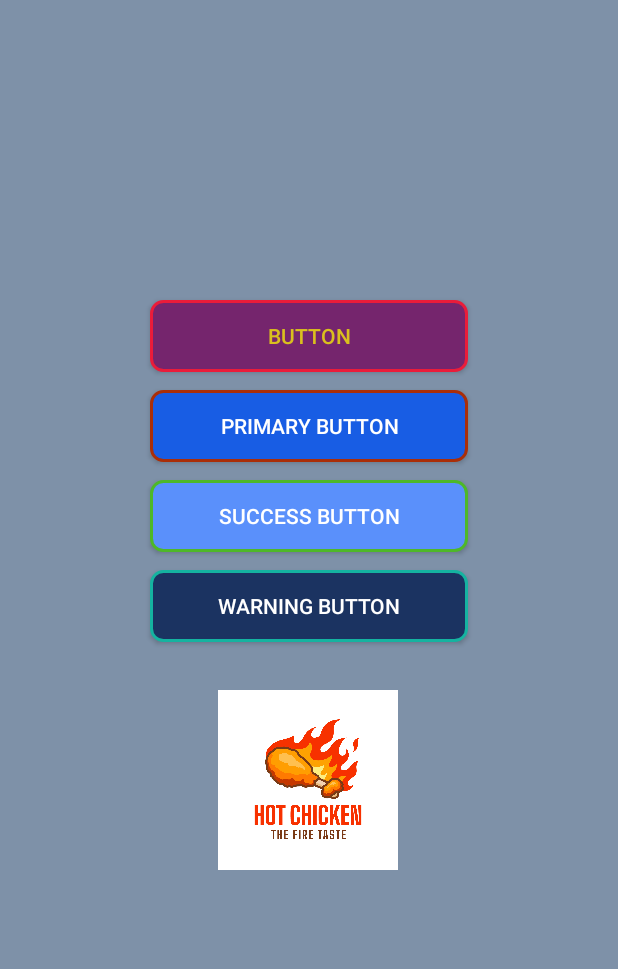
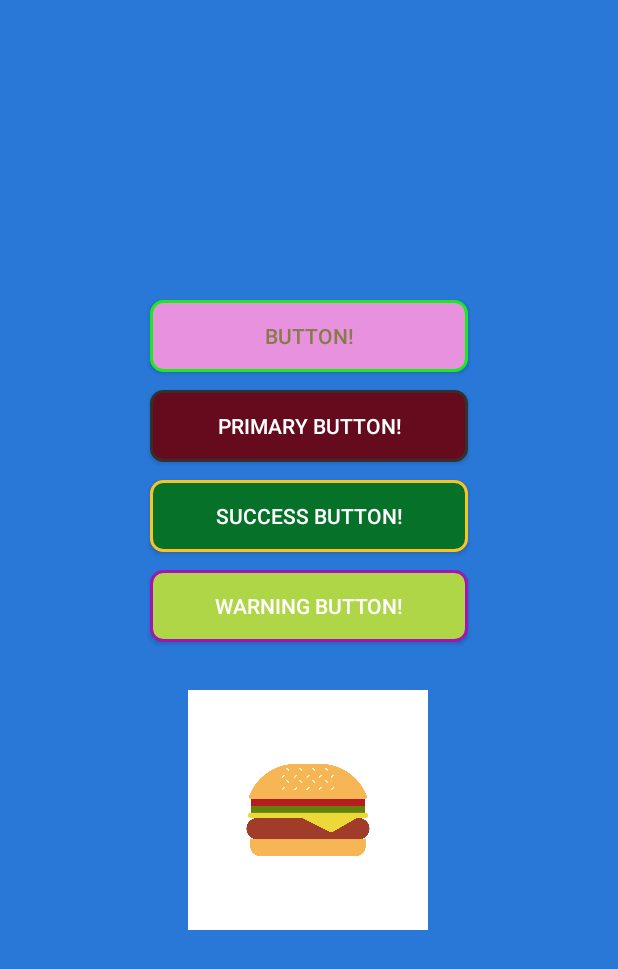
Before and after one commit to yuta1187/Latihan2PAM, an Android app: the screen it shows after launch (MainActivity), on a phone screen of 412 x 824 dp. Shown: the top 969 px of the screen. Run offline under Robolectric (Android 15) with nearby library versions, the phone set to English and light mode, and no system bars.

Commit message:
udah ni bosss

```diff
--- a/app/src/main/res/layout/activity_main.xml
+++ b/app/src/main/res/layout/activity_main.xml
@@ -11,9 +11,9 @@
     <Button
         android:layout_width="match_parent"
         android:layout_marginEnd="200dp"
+        android:layout_centerHorizontal="true"
         android:layout_height="wrap_content"
         android:text="@string/button_name"
-        android:layout_centerHorizontal="true"
         android:layout_marginTop="200dp"
         style="@style/ButtonStyle" />
 
@@ -49,11 +49,11 @@
         android:layout_height="match_parent">
 
         <ImageView
-            android:layout_width="120dp"
-            android:layout_height="120dp"
-            android:layout_marginHorizontal="145dp"
+            android:layout_width="160dp"
+            android:layout_height="160dp"
+            android:layout_marginHorizontal="125dp"
             android:layout_marginTop="460dp"
-            android:src="@drawable/my_image"
+            android:src="@drawable/gambar"
             android:contentDescription="@string/my_image_description" />
 
     </LinearLayout>
--- a/app/src/main/res/values/colors.xml
+++ b/app/src/main/res/values/colors.xml
@@ -2,14 +2,14 @@
 <resources>
     <color name="black">#FF000000</color>
     <color name="white">#FFFFFFFF</color>
-    <color name="bg">#7E91A8</color>
-    <color name="bg2">#75256D</color>
-    <color name="border1">#EA1C3A</color>
-    <color name="border2">#AA2E08</color>
-    <color name="border3">#4EB828</color>
-    <color name="border4">#15B3A0</color>
-    <color name="custom_btn_text_color">#DAC01E</color>
-    <color name="colorPrimary">#185DE4</color>
-    <color name="colorSuccess">#5A90FB</color>
-    <color name="colorWarning">#1B3361</color>
+    <color name="bg">#2978D8</color>
+    <color name="bg2">#E892DF</color>
+    <color name="border1">#1CEA1F</color>
+    <color name="border2">#35302F</color>
+    <color name="border3">#F8C424</color>
+    <color name="border4">#A315B3</color>
+    <color name="custom_btn_text_color">#857C47</color>
+    <color name="colorPrimary">#650B1D</color>
+    <color name="colorSuccess">#057129</color>
+    <color name="colorWarning">#AFD647</color>
 </resources>
--- a/app/src/main/res/values/strings.xml
+++ b/app/src/main/res/values/strings.xml
@@ -1,8 +1,8 @@
 <resources>
     <string name="app_name">Latihan2PAM</string>
-    <string name="button_name">Button</string>
-    <string name="primary_btn">Primary Button</string>
-    <string name="success_btn">Success Button</string>
-    <string name="warning_btn">Warning Button</string>
-    <string name="my_image_description">AYAM BAKAR</string>
+    <string name="button_name">Button!</string>
+    <string name="primary_btn">Primary Button!</string>
+    <string name="success_btn">Success Button!</string>
+    <string name="warning_btn">Warning Button!</string>
+    <string name="my_image_description">AYAM BAKAR!</string>
 </resources>
```
Also changed, not shown: app/src/main/res/drawable/gambar.jpg (added).
